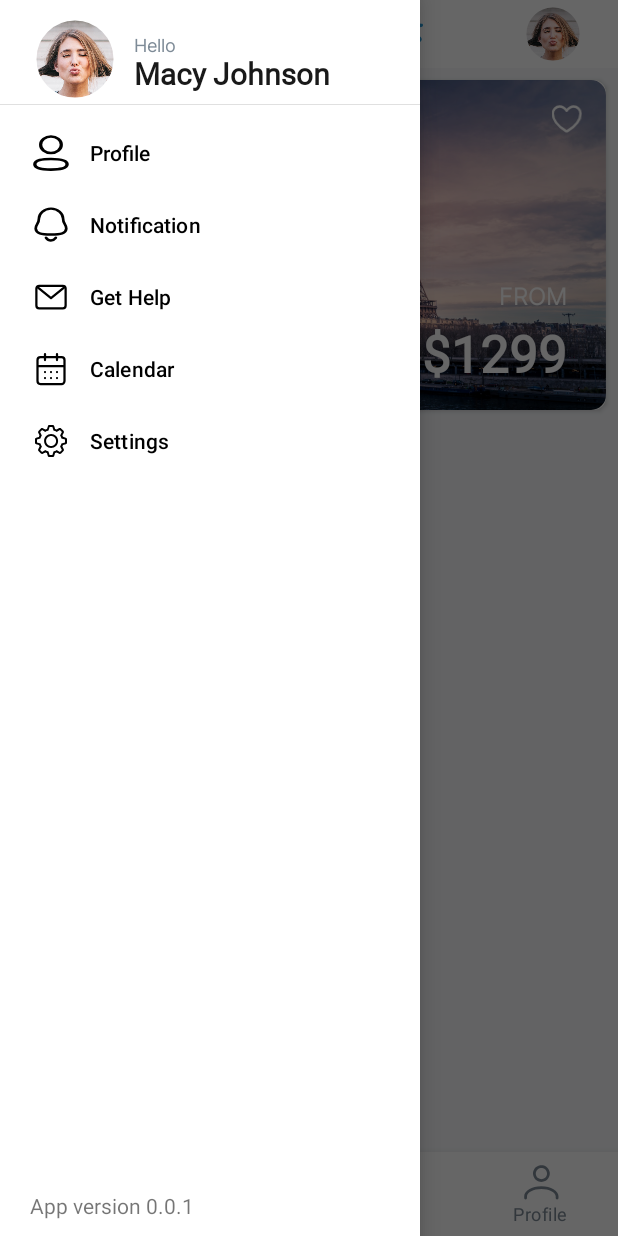
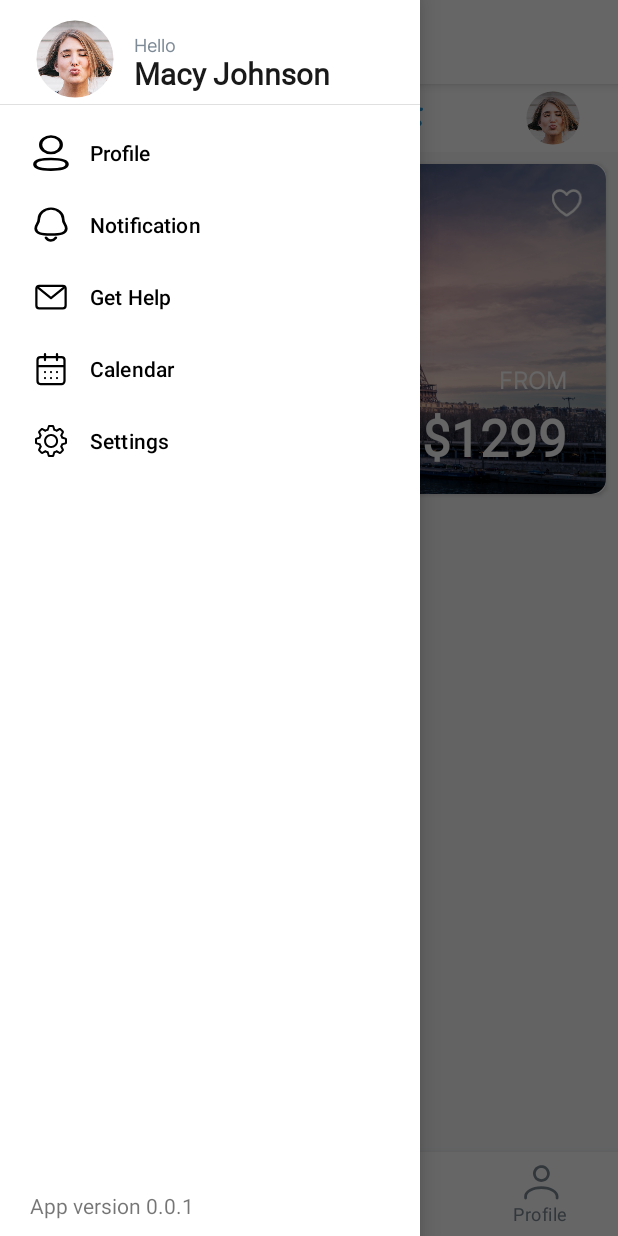
Before and after one commit to lucaslois/fickleflight, an Android app built with Jetpack Compose: the screen it shows after launch (MainActivity), with the side drawer open, on a phone screen of 412 x 824 dp. Run offline under Robolectric (Android 15) with nearby library versions, the phone set to English and light mode, and no system bars; our stand-ins replace navigation-ui; pictures from the network do not load; 5 statements that could not run were skipped.

```diff
--- a/app/src/main/res/layout/activity_main.xml
+++ b/app/src/main/res/layout/activity_main.xml
@@ -1,5 +1,4 @@
 <?xml version="1.0" encoding="utf-8"?>
-
 <androidx.drawerlayout.widget.DrawerLayout xmlns:android="http://schemas.android.com/apk/res/android"
     xmlns:app="http://schemas.android.com/apk/res-auto"
     xmlns:tools="http://schemas.android.com/tools"
@@ -7,8 +6,8 @@
     android:layout_width="match_parent"
     android:layout_height="match_parent"
     android:fitsSystemWindows="true"
-    tools:openDrawer="start"
-    tools:context=".ui._main.MainActivity">
+    tools:context=".ui._main.MainActivity"
+    tools:openDrawer="start">
 
     <androidx.constraintlayout.widget.ConstraintLayout
         android:id="@+id/activityMainContainer"
@@ -18,10 +17,12 @@
         <include
             android:id="@+id/contentMainInclude"
             layout="@layout/app_bar_main"
+            android:layout_width="match_parent"
+            android:layout_height="match_parent"
             app:layout_constraintBottom_toTopOf="@+id/bottomNav"
-            app:layout_constraintTop_toTopOf="parent"
             app:layout_constraintLeft_toLeftOf="parent"
-            app:layout_constraintRight_toRightOf="parent" />
+            app:layout_constraintRight_toRightOf="parent"
+            app:layout_constraintTop_toTopOf="parent" />
 
         <com.google.android.material.bottomnavigation.BottomNavigationView
             android:id="@+id/bottomNav"
@@ -39,29 +40,27 @@
             app:menu="@menu/bottom_nav_menu" />
     </androidx.constraintlayout.widget.ConstraintLayout>
 
-
     <com.google.android.material.navigation.NavigationView
         android:id="@+id/navigationView"
         android:layout_width="wrap_content"
         android:layout_height="match_parent"
         android:layout_gravity="start"
+        android:clipToPadding="false"
         android:fitsSystemWindows="true"
-        android:clipToPadding="false"
         android:paddingBottom="40dp"
         app:headerLayout="@layout/nav_header"
         app:menu="@menu/left_nav_menu">
 
         <TextView
+            android:id="@+id/txtNavVersion"
             android:layout_width="match_parent"
             android:layout_height="40dp"
             android:layout_gravity="bottom"
+            android:layout_marginBottom="-40dp"
+            android:gravity="center_vertical"
             android:paddingStart="20dp"
             android:paddingEnd="20dp"
-            android:layout_marginBottom="-40dp"
-            android:id="@+id/txtNavVersion"
-            android:gravity="center_vertical"
             android:text="@string/version" />
-
 
     </com.google.android.material.navigation.NavigationView>
 </androidx.drawerlayout.widget.DrawerLayout>
```
Also changed, not shown: app/src/main/res/layout/app_bar_main.xml (+13 -6 lines).
